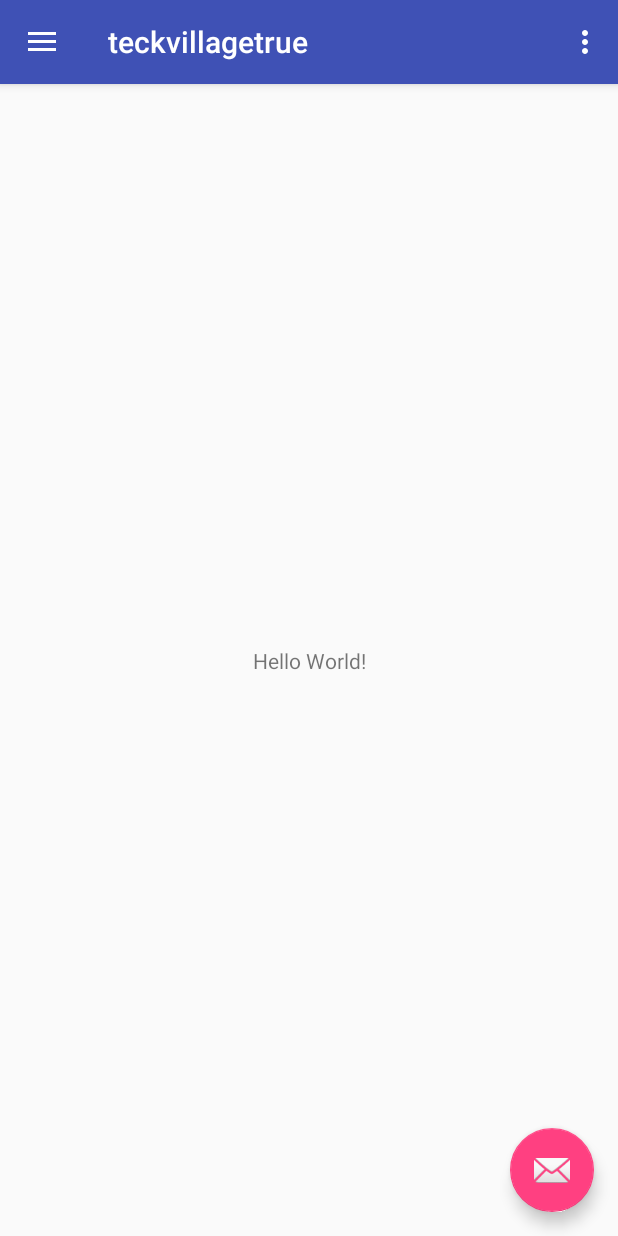
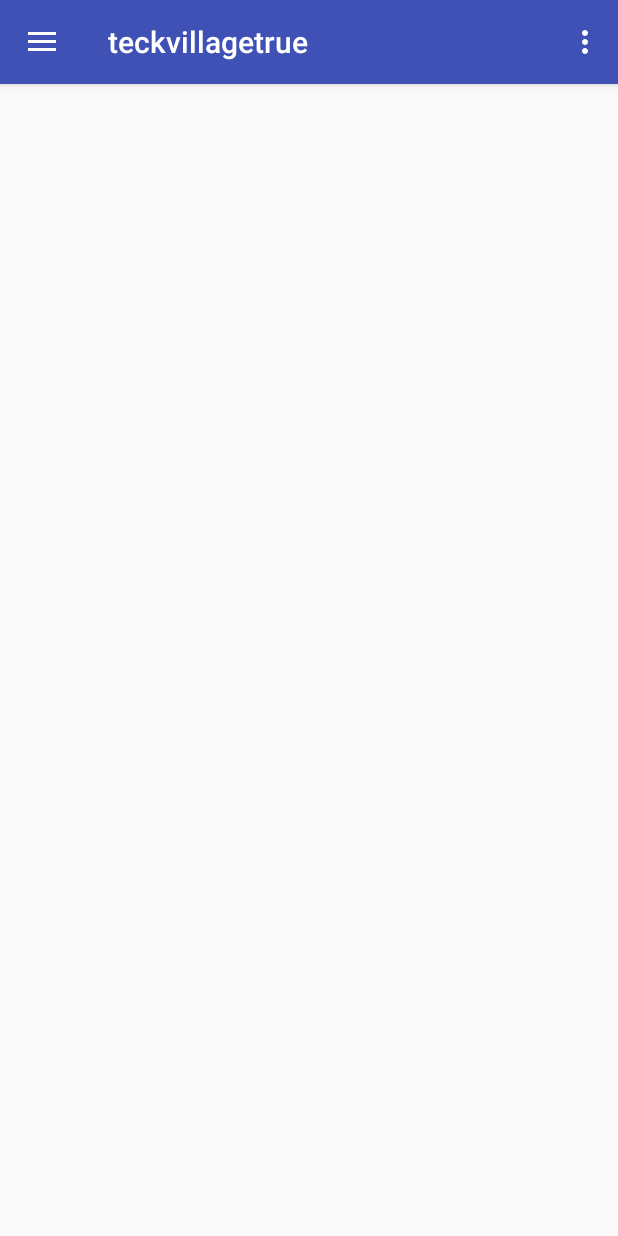
Before and after one commit to momentamimy/teckvillagetrue, an Android app: the screen it shows after launch (MainActivity), on a phone screen of 412 x 824 dp. Run offline under Robolectric (Android 15) with nearby library versions, the phone set to English and light mode, and no system bars.

Commit message:
first commit

```diff
--- a/app/build.gradle
+++ b/app/build.gradle
@@ -24,6 +24,9 @@ dependencies {
     implementation 'com.android.support:appcompat-v7:26.1.0'
     implementation 'com.android.support:design:26.1.0'
     implementation 'com.android.support.constraint:constraint-layout:1.1.3'
+    implementation 'de.hdodenhof:circleimageview:2.1.0'
+    implementation 'com.android.support:recyclerview-v7:26.1.0'
+    implementation 'com.android.support:cardview-v7:26.1.0'
 
     implementation 'com.google.firebase:firebase-core:11.8.0'
     implementation 'com.google.firebase:firebase-auth:11.8.0'
--- a/app/src/main/java/teckvillage/developer/khaled_pc/teckvillagetrue/MainActivity.java
+++ b/app/src/main/java/teckvillage/developer/khaled_pc/teckvillagetrue/MainActivity.java
@@ -23,14 +23,6 @@ public class MainActivity extends AppCompatActivity
         Toolbar toolbar = (Toolbar) findViewById(R.id.toolbar);
         setSupportActionBar(toolbar);
 
-        FloatingActionButton fab = (FloatingActionButton) findViewById(R.id.fab);
-        fab.setOnClickListener(new View.OnClickListener() {
-            @Override
-            public void onClick(View view) {
-                Snackbar.make(view, "Replace with your own action", Snackbar.LENGTH_LONG)
-                        .setAction("Action", null).show();
-            }
-        });
 
         DrawerLayout drawer = (DrawerLayout) findViewById(R.id.drawer_layout);
         ActionBarDrawerToggle toggle = new ActionBarDrawerToggle(
--- a/app/src/main/res/layout/app_bar_main.xml
+++ b/app/src/main/res/layout/app_bar_main.xml
@@ -22,12 +22,6 @@
 
     <include layout="@layout/content_main" />
 
-    <android.support.design.widget.FloatingActionButton
-        android:id="@+id/fab"
-        android:layout_width="wrap_content"
-        android:layout_height="wrap_content"
-        android:layout_gravity="bottom|end"
-        android:layout_margin="@dimen/fab_margin"
-        app:srcCompat="@android:drawable/ic_dialog_email" />
+
 
 </android.support.design.widget.CoordinatorLayout>
--- a/app/src/main/res/layout/content_main.xml
+++ b/app/src/main/res/layout/content_main.xml
@@ -8,13 +8,6 @@
     tools:context="teckvillage.developer.khaled_pc.teckvillagetrue.MainActivity"
     tools:showIn="@layout/app_bar_main">
 
-    <TextView
-        android:layout_width="wrap_content"
-        android:layout_height="wrap_content"
-        android:text="Hello World!"
-        app:layout_constraintBottom_toBottomOf="parent"
-        app:layout_constraintLeft_toLeftOf="parent"
-        app:layout_constraintRight_toRightOf="parent"
-        app:layout_constraintTop_toTopOf="parent" />
+
 
 </android.support.constraint.ConstraintLayout>
```
